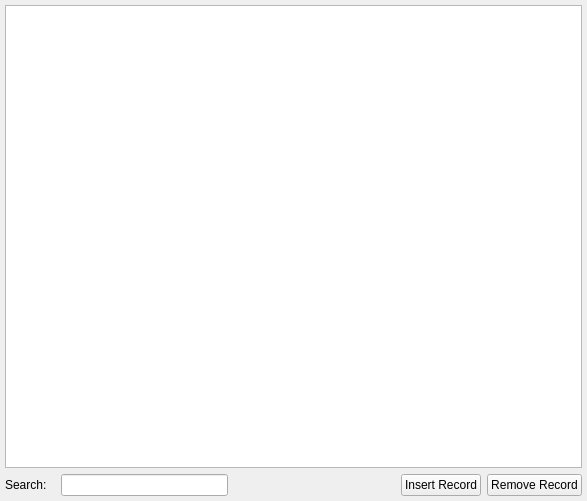
Old version of the form src/gui/testdata_editor.ui in the repository nevtum/XSeriesTestTool.
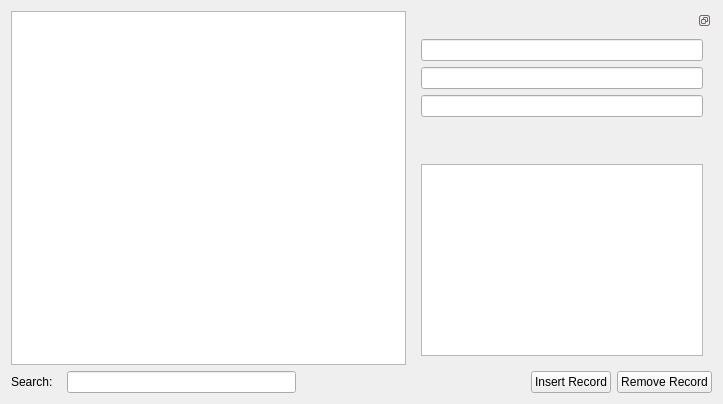
New version of the form.

Commit message: test data editor has separate widget to edit data

```diff
--- a/src/gui/testdata_editor.ui
+++ b/src/gui/testdata_editor.ui
@@ -6,22 +6,74 @@
    <rect>
     <x>0</x>
     <y>0</y>
-    <width>587</width>
-    <height>501</height>
+    <width>723</width>
+    <height>404</height>
    </rect>
   </property>
   <property name="windowTitle">
    <string>Test Data Editor</string>
   </property>
-  <layout class="QVBoxLayout" name="verticalLayout">
-   <property name="margin">
-    <number>5</number>
-   </property>
+  <layout class="QVBoxLayout" name="verticalLayout_2">
    <item>
     <layout class="QHBoxLayout" name="horizontalLayout">
      <item>
       <widget class="QTableView" name="uiView"/>
      </item>
+     <item>
+      <widget class="QDockWidget" name="dockWidget">
+       <property name="maximumSize">
+        <size>
+         <width>300</width>
+         <height>524287</height>
+        </size>
+       </property>
+       <property name="floating">
+        <bool>false</bool>
+       </property>
+       <property name="features">
+        <set>QDockWidget::DockWidgetFloatable|QDockWidget::DockWidgetMovable</set>
+       </property>
+       <widget class="QWidget" name="dockWidgetContents_2">
+        <layout class="QVBoxLayout" name="verticalLayout">
+         <item>
+          <widget class="QLineEdit" name="uiDateTime"/>
+         </item>
+         <item>
+          <widget class="QLineEdit" name="uiDirection"/>
+         </item>
+         <item>
+          <widget class="QLineEdit" name="uiType"/>
+         </item>
+         <item>
+          <spacer name="verticalSpacer">
+           <property name="orientation">
+            <enum>Qt::Vertical</enum>
+           </property>
+           <property name="sizeHint" stdset="0">
+            <size>
+             <width>279</width>
+             <height>35</height>
+            </size>
+           </property>
+          </spacer>
+         </item>
+         <item>
+          <widget class="QPlainTextEdit" name="uiPacket">
+           <property name="lineWidth">
+            <number>1</number>
+           </property>
+           <property name="midLineWidth">
+            <number>0</number>
+           </property>
+           <property name="cursorWidth">
+            <number>1</number>
+           </property>
+          </widget>
+         </item>
+        </layout>
+       </widget>
+      </widget>
+     </item>
     </layout>
    </item>
    <item>
```
The commit also changes 2 other files.
